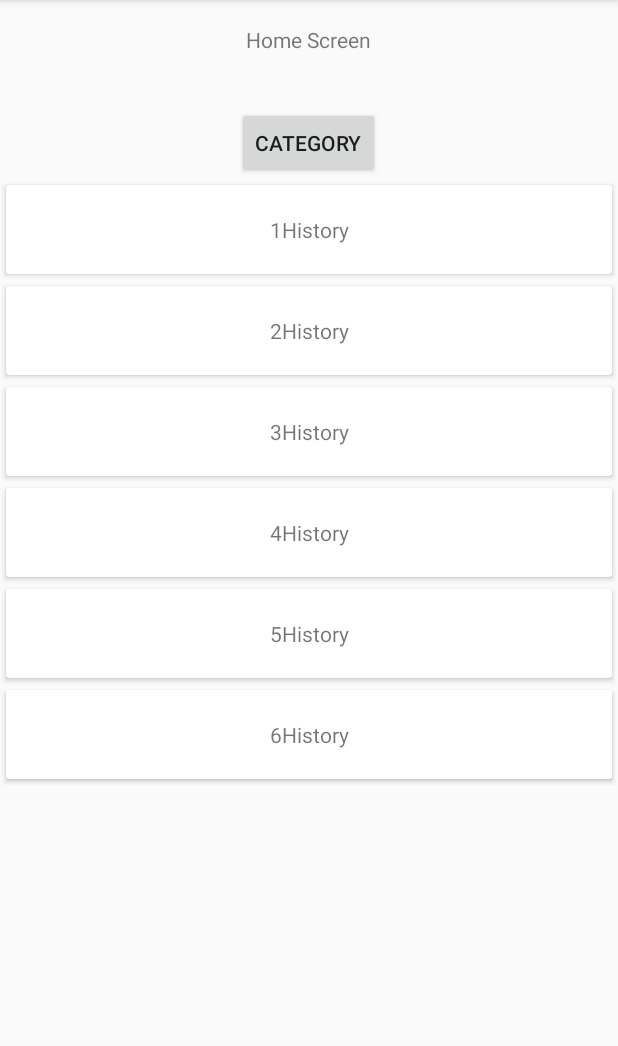
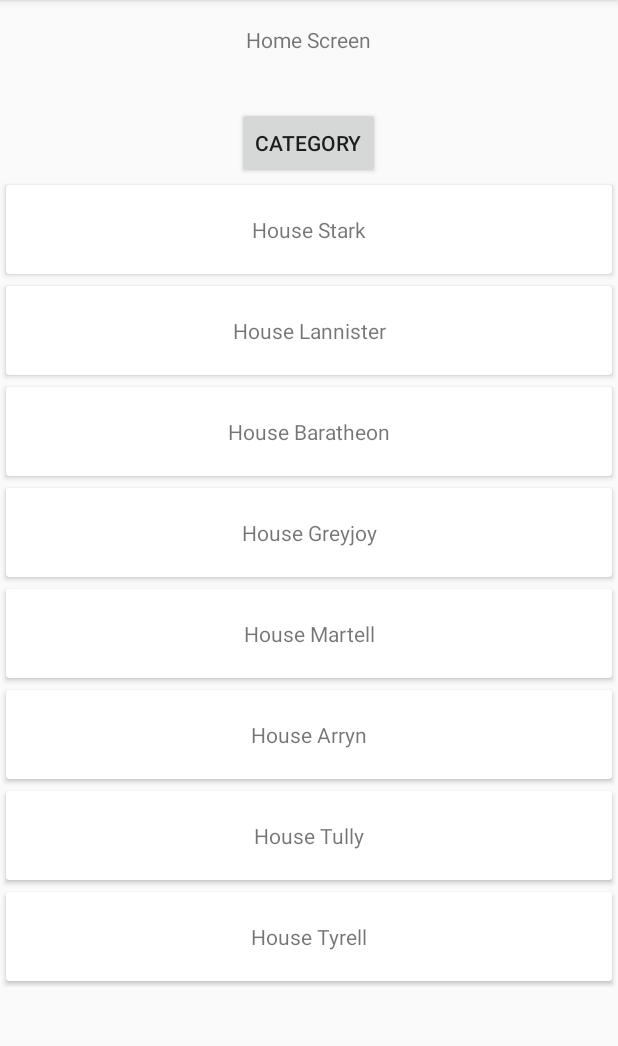
Before and after one commit to LukeRamsay/GameOfThronesTrivia, an Android app: the HomeFragment screen opened through its navigation route, on a phone screen of 412 x 824 dp, the part 84-1130 px from its top. Run offline under Robolectric (Android 15) with nearby library versions, the phone set to English and light mode, and no system bars; our stand-ins replace data binding.

Commit message:
Updated Categories and some questions
Updated all the categories and added images and updated the questions for the starks

```diff
--- a/app/src/main/java/com/example/gameofthronestrivia/GameViewModel.kt
+++ b/app/src/main/java/com/example/gameofthronestrivia/GameViewModel.kt
@@ -50,24 +50,46 @@
     }
 
     private val questions = listOf(
-        Question("Our First Question",1, listOf("answer 1 ", "answer 2", "answer 3", "answer 4"), "answer 1 ", "as_high_as_honor_by_noble__6_d89uhxq.jpg"),
-        Question("Our Second Question",2, listOf("answer 1 ", "answer 2", "answer 3", "answer 4"), "answer 1 ", "as_high_as_honor_by_noble__6_d89uhxq.jpg"),
-        Question("Our Third Question",3, listOf("answer 1 ", "answer 2", "answer 3", "answer 4"), "answer 1 ", "as_high_as_honor_by_noble__6_d89uhxq.jpg"),
-        Question("Our Fourth Question",4, listOf("answer 1 ", "answer 2", "answer 3", "answer 4"), "answer 1 ", "as_high_as_honor_by_noble__6_d89uhxq.jpg"),
-        Question("Our Fifth Question",5, listOf("answer 1 ", "answer 2", "answer 3", "answer 4"), "answer 1 ", "as_high_as_honor_by_noble__6_d89uhxq.jpg"),
-        Question("Our Sixth Question",6, listOf("answer 1 ", "answer 2", "answer 3", "answer 4"), "answer 1 ", "as_high_as_honor_by_noble__6_d89uhxq.jpg"),
-        Question("Our Seventh Question",1, listOf("answer 1 ", "answer 2", "answer 3", "answer 4"), "answer 1 ", "as_high_as_honor_by_noble__6_d89uhxq.jpg"),
+        Question("How Many Starks who appeared in the season 1 episode 1:",1, listOf("2", "4", "10", "8"), "8", "5edc230d071953053d2d6bd124520e15.jpg"),
+        Question("What is Eddard Stark's kinship to Jon Snow?",1, listOf("Uncle", "Father", "Step Father", "Bastard"), "Uncle", "Jon-Snow-with-Eddard-Stark-and-Theon-Greyjoy-house-stark-24505255-1280-720.jpg"),
+        Question("What is the name of Arya Stark's sword?",1, listOf("Pointy", "Needle", "Lightsbane", "Widdows Wail"), "Needle", "AryawithNeedle.jpg"),
+        Question("What noble house is Catelyn Stark from?",1, listOf("House Tyrell", "House Lannister", "House Tully", "House Stark"), "House Tully", "220px-Michelle_Fairley_Cat_Stark_in_the_Vale.png"),
+        Question("Ilyn Payne beheads Ned Stark with which ancient sword?",1, listOf("Ice", "Fire", "Long Claw", "Needle"), "Ice", "5ced63e2594ea515330fe605.jfif"),
+        Question("2 Sixth Question",2, listOf("answer 1 ", "answer 2", "answer 3", "answer 4"), "answer 1 ", "as_high_as_honor_by_noble__6_d89uhxq.jpg"),
+        Question("Our Seventh Question",2, listOf("answer 1 ", "answer 2", "answer 3", "answer 4"), "answer 1 ", "as_high_as_honor_by_noble__6_d89uhxq.jpg"),
         Question("Our Eighth Question",2, listOf("answer 1 ", "answer 2", "answer 3", "answer 4"), "answer 1 ", "as_high_as_honor_by_noble__6_d89uhxq.jpg"),
-        Question("Our Ninth Question",3, listOf("answer 1 ", "answer 2", "answer 3", "answer 4"), "answer 1 ", "as_high_as_honor_by_noble__6_d89uhxq.jpg"),
-        Question("Our Tenth Question",4, listOf("answer 1 ", "answer 2", "answer 3", "answer 4"), "answer 1 ", "as_high_as_honor_by_noble__6_d89uhxq.jpg"),
-        Question("Our 11 Question",5, listOf("answer 1 ", "answer 2", "answer 3", "answer 4"), "answer 1 ", "as_high_as_honor_by_noble__6_d89uhxq.jpg"),
-        Question("Our 12 Question",6, listOf("answer 1 ", "answer 2", "answer 3", "answer 4"), "answer 1 ", "as_high_as_honor_by_noble__6_d89uhxq.jpg"),
-        Question("Our 13 Question",1, listOf("answer 1 ", "answer 2", "answer 3", "answer 4"), "answer 1 ", "as_high_as_honor_by_noble__6_d89uhxq.jpg"),
-        Question("Our 14 Question",2, listOf("answer 1 ", "answer 2", "answer 3", "answer 4"), "answer 1 ", "as_high_as_honor_by_noble__6_d89uhxq.jpg"),
+        Question("Our Ninth Question",2, listOf("answer 1 ", "answer 2", "answer 3", "answer 4"), "answer 1 ", "as_high_as_honor_by_noble__6_d89uhxq.jpg"),
+        Question("Our Tenth Question",2, listOf("answer 1 ", "answer 2", "answer 3", "answer 4"), "answer 1 ", "as_high_as_honor_by_noble__6_d89uhxq.jpg"),
+        Question("Our 11 Question",3, listOf("answer 1 ", "answer 2", "answer 3", "answer 4"), "answer 1 ", "as_high_as_honor_by_noble__6_d89uhxq.jpg"),
+        Question("Our 12 Question",3, listOf("answer 1 ", "answer 2", "answer 3", "answer 4"), "answer 1 ", "as_high_as_honor_by_noble__6_d89uhxq.jpg"),
+        Question("Our 13 Question",3, listOf("answer 1 ", "answer 2", "answer 3", "answer 4"), "answer 1 ", "as_high_as_honor_by_noble__6_d89uhxq.jpg"),
+        Question("Our 14 Question",3, listOf("answer 1 ", "answer 2", "answer 3", "answer 4"), "answer 1 ", "as_high_as_honor_by_noble__6_d89uhxq.jpg"),
         Question("Our 15 Question",3, listOf("answer 1 ", "answer 2", "answer 3", "answer 4"), "answer 1 ", "as_high_as_honor_by_noble__6_d89uhxq.jpg"),
         Question("Our 16 Question",4, listOf("answer 1 ", "answer 2", "answer 3", "answer 4"), "answer 1 ", "as_high_as_honor_by_noble__6_d89uhxq.jpg"),
-        Question("Our 17 Question",5, listOf("answer 1 ", "answer 2", "answer 3", "answer 4"), "answer 1 ", "as_high_as_honor_by_noble__6_d89uhxq.jpg"),
-        Question("Our 18 Question",6, listOf("answer 1 ", "answer 2", "answer 3", "answer 4"), "answer 1 ", "as_high_as_honor_by_noble__6_d89uhxq.jpg")
+        Question("Our 17 Question",4, listOf("answer 1 ", "answer 2", "answer 3", "answer 4"), "answer 1 ", "as_high_as_honor_by_noble__6_d89uhxq.jpg"),
+        Question("Our 18 Question",4, listOf("answer 1 ", "answer 2", "answer 3", "answer 4"), "answer 1 ", "as_high_as_honor_by_noble__6_d89uhxq.jpg"),
+        Question("Our First Question",4, listOf("answer 1 ", "answer 2", "answer 3", "answer 4"), "answer 1 ", "as_high_as_honor_by_noble__6_d89uhxq.jpg"),
+        Question("Our Second Question",4, listOf("answer 1 ", "answer 2", "answer 3", "answer 4"), "answer 1 ", "as_high_as_honor_by_noble__6_d89uhxq.jpg"),
+        Question("Our Third Question",5, listOf("answer 1 ", "answer 2", "answer 3", "answer 4"), "answer 1 ", "as_high_as_honor_by_noble__6_d89uhxq.jpg"),
+        Question("Our Fourth Question",5, listOf("answer 1 ", "answer 2", "answer 3", "answer 4"), "answer 1 ", "as_high_as_honor_by_noble__6_d89uhxq.jpg"),
+        Question("Our Fifth Question",5, listOf("answer 1 ", "answer 2", "answer 3", "answer 4"), "answer 1 ", "as_high_as_honor_by_noble__6_d89uhxq.jpg"),
+        Question("Our Sixth Question",5, listOf("answer 1 ", "answer 2", "answer 3", "answer 4"), "answer 1 ", "as_high_as_honor_by_noble__6_d89uhxq.jpg"),
+        Question("Our Seventh Question",5, listOf("answer 1 ", "answer 2", "answer 3", "answer 4"), "answer 1 ", "as_high_as_honor_by_noble__6_d89uhxq.jpg"),
+        Question("Our Eighth Question",6, listOf("answer 1 ", "answer 2", "answer 3", "answer 4"), "answer 1 ", "as_high_as_honor_by_noble__6_d89uhxq.jpg"),
+        Question("Our Ninth Question",6, listOf("answer 1 ", "answer 2", "answer 3", "answer 4"), "answer 1 ", "as_high_as_honor_by_noble__6_d89uhxq.jpg"),
+        Question("Our Tenth Question",6, listOf("answer 1 ", "answer 2", "answer 3", "answer 4"), "answer 1 ", "as_high_as_honor_by_noble__6_d89uhxq.jpg"),
+        Question("Our 11 Question",6, listOf("answer 1 ", "answer 2", "answer 3", "answer 4"), "answer 1 ", "as_high_as_honor_by_noble__6_d89uhxq.jpg"),
+        Question("Our 12 Question",6, listOf("answer 1 ", "answer 2", "answer 3", "answer 4"), "answer 1 ", "as_high_as_honor_by_noble__6_d89uhxq.jpg"),
+        Question("Our 13 Question",7, listOf("answer 1 ", "answer 2", "answer 3", "answer 4"), "answer 1 ", "as_high_as_honor_by_noble__6_d89uhxq.jpg"),
+        Question("Our 14 Question",7, listOf("answer 1 ", "answer 2", "answer 3", "answer 4"), "answer 1 ", "as_high_as_honor_by_noble__6_d89uhxq.jpg"),
+        Question("Our 15 Question",7, listOf("answer 1 ", "answer 2", "answer 3", "answer 4"), "answer 1 ", "as_high_as_honor_by_noble__6_d89uhxq.jpg"),
+        Question("Our 16 Question",7, listOf("answer 1 ", "answer 2", "answer 3", "answer 4"), "answer 1 ", "as_high_as_honor_by_noble__6_d89uhxq.jpg"),
+        Question("Our 17 Question",7, listOf("answer 1 ", "answer 2", "answer 3", "answer 4"), "answer 1 ", "as_high_as_honor_by_noble__6_d89uhxq.jpg"),
+        Question("Our 18 Question",8, listOf("answer 1 ", "answer 2", "answer 3", "answer 4"), "answer 1 ", "as_high_as_honor_by_noble__6_d89uhxq.jpg"),
+        Question("Our 18 Question",8, listOf("answer 1 ", "answer 2", "answer 3", "answer 4"), "answer 1 ", "as_high_as_honor_by_noble__6_d89uhxq.jpg"),
+        Question("Our 18 Question",8, listOf("answer 1 ", "answer 2", "answer 3", "answer 4"), "answer 1 ", "as_high_as_honor_by_noble__6_d89uhxq.jpg"),
+        Question("Our 18 Question",8, listOf("answer 1 ", "answer 2", "answer 3", "answer 4"), "answer 1 ", "as_high_as_honor_by_noble__6_d89uhxq.jpg"),
+        Question("Our 18 Question",8, listOf("answer 1 ", "answer 2", "answer 3", "answer 4"), "answer 1 ", "as_high_as_honor_by_noble__6_d89uhxq.jpg")
     )
 //    fun generateDummyList(size: Int): List<CategoryItem> {
 //
@@ -80,13 +102,14 @@
 //    }
 
     val categories = listOf(
-        CategoryItem(1, "1History"),
-        CategoryItem(2, "2History"),
-        CategoryItem(3, "3History"),
-        CategoryItem(4, "4History"),
-        CategoryItem(5, "5History"),
-        CategoryItem(6, "6History")
-
+        CategoryItem(1, "House Stark"),
+        CategoryItem(2, "House Lannister"),
+        CategoryItem(3, "House Baratheon"),
+        CategoryItem(4, "House Greyjoy"),
+        CategoryItem(5, "House Martell"),
+        CategoryItem(6, "House Arryn"),
+        CategoryItem(7, "House Tully"),
+        CategoryItem(8, "House Tyrell")
     )
 
 }
--- a/app/src/main/java/com/example/gameofthronestrivia/HomeFragment.kt
+++ b/app/src/main/java/com/example/gameofthronestrivia/HomeFragment.kt
@@ -41,7 +41,7 @@
 
 
     override fun onCategoryClick(category: CategoryItem, position: Int, view: View) {
-        Toast.makeText(context, "The current category text: ${category.text} the category id: ${category.id}", Toast.LENGTH_SHORT).show()
+//        Toast.makeText(context, "The current category text: ${category.text} the category id: ${category.id}", Toast.LENGTH_SHORT).show()
         viewModel.setUpGame(category.id)
         view.findNavController().navigate(R.id.action_homeFragment_to_gameFragment)
     }
```
Also changed, not shown: app/src/main/assets/220px-Michelle_Fairley_Cat_Stark_in_the_Vale.png (added), app/src/main/assets/5edc230d071953053d2d6bd124520e15.jpg (added), app/src/main/assets/AryawithNeedle.jpg (added), app/src/main/assets/Jon-Snow-with-Eddard-Stark-and-Theon-Greyjoy-house-stark-24505255-1280-720.jpg (added), app/src/main/assets/amBKVe9_460s.jpg (added), 2 other files.
